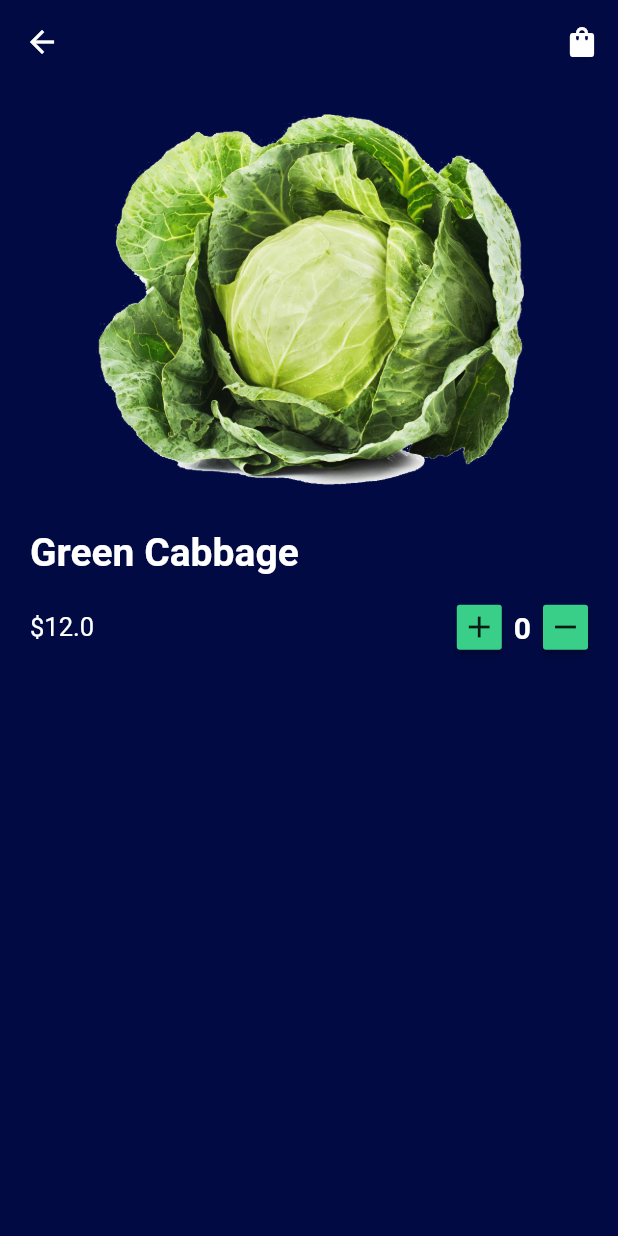
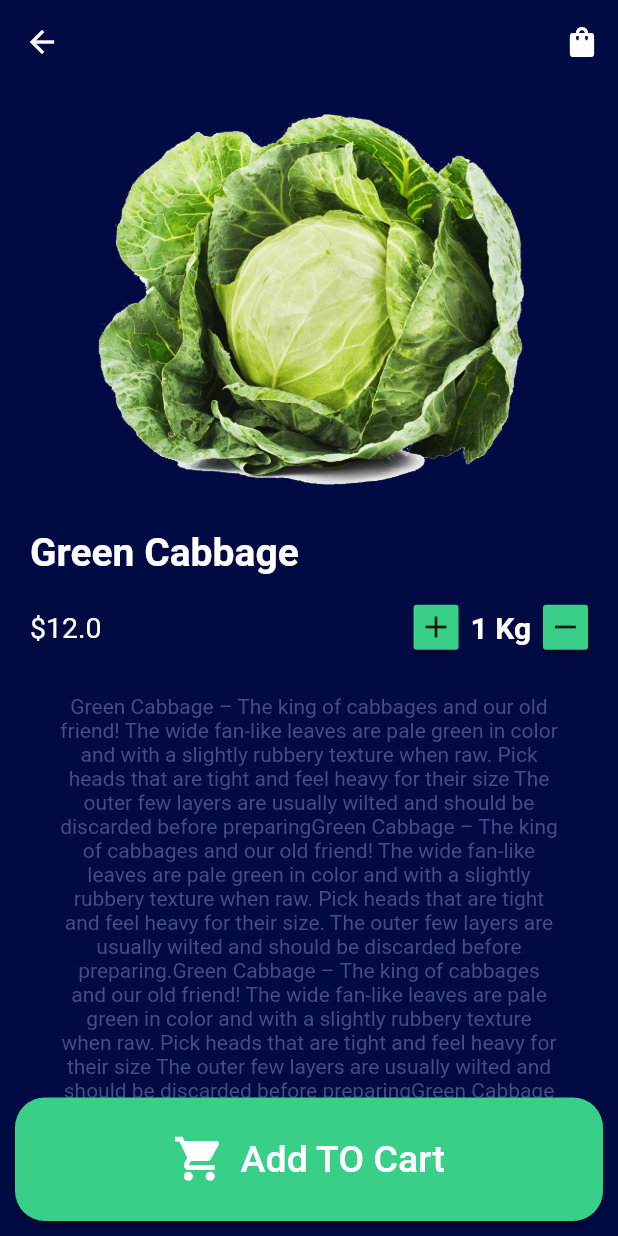
Before and after one commit to AlaaElsweedy/FoodMarketUI, a Flutter app: the DetailScreen screen opened directly with sample values from the repository, after a tap on the "remove" icon, on a phone screen of 412 x 824 dp. Run offline on Flutter 3.47's test engine with Material 2 defaults, Android fonts, the phone set to English and light mode, and no system bars.

Commit message:
finish detail screen

```diff
--- a/lib/screens/detail_screen.dart
+++ b/lib/screens/detail_screen.dart
@@ -28,12 +28,10 @@ class _DetailScreenState extends State<DetailScreen> {
           IconButton(icon: Icon(Icons.shopping_bag_rounded), onPressed: () {}),
         ],
       ),
-      body: Padding(
+      body: Stack(
+        children: [
+          Padding(
             padding: const EdgeInsets.all(20.0),
-        child: Stack(
-          children: [
-            Container(
-              height: size.height * 0.5,
             child: Column(
               crossAxisAlignment: CrossAxisAlignment.start,
               children: [
@@ -57,8 +55,7 @@ class _DetailScreenState extends State<DetailScreen> {
                         children: [
                           Text(
                             "\$${widget.food.foodPrice}",
-                              style:
-                                  TextStyle(color: Colors.white, fontSize: 17),
+                            style: TextStyle(color: Colors.white, fontSize: 19),
                           )
                         ],
                       ),
@@ -70,17 +67,18 @@ class _DetailScreenState extends State<DetailScreen> {
                             child: RaisedButton(
                               padding: EdgeInsets.zero,
                               onPressed: () {
-                                  setState(() {number ++;});
+                                setState(() {
+                                  number++;
+                                });
                               },
                               color: primaryColor,
                               child: Icon(Icons.add),
                             ),
                           ),
                           Padding(
-                              padding:
-                                  const EdgeInsets.symmetric(horizontal: 8),
+                            padding: const EdgeInsets.symmetric(horizontal: 8),
                             child: Text(
-                                "$number",
+                              "$number Kg",
                               style: TextStyle(
                                   color: Colors.white,
                                   fontSize: 20,
@@ -94,10 +92,14 @@ class _DetailScreenState extends State<DetailScreen> {
                               padding: EdgeInsets.zero,
                               onPressed: () {
                                 setState(() {
-                                    if (number == 0) {
-                                      setState(() {number = 0;});
+                                  if (number <= 1) {
+                                    setState(() {
+                                      number = 1;
+                                    });
                                   } else {
-                                      setState(() {number--;});
+                                    setState(() {
+                                      number--;
+                                    });
                                   }
                                 });
                               },
@@ -110,12 +112,72 @@ class _DetailScreenState extends State<DetailScreen> {
                     ],
                   ),
                 ),
+                Expanded(
+                  child: ListView(
+                    children: [
+                      Padding(
+                        padding: const EdgeInsets.symmetric(vertical: 30, horizontal: 20),
+                        child: Text(
+                          "Green Cabbage – The king of cabbages and our old friend!"
+                          " The wide fan-like leaves are pale green in color and with a slightly rubbery texture when raw."
+                          " Pick heads that are tight and feel heavy for their size"
+                          " The outer few layers are usually wilted and should be discarded before preparing"
+                          "Green Cabbage – The king of cabbages and our old friend!"
+                          " The wide fan-like leaves are pale green in color and with a slightly rubbery texture when raw."
+                          " Pick heads that are tight and feel heavy for their size."
+                          " The outer few layers are usually wilted and should be discarded before preparing."
+                              "Green Cabbage – The king of cabbages and our old friend!"
+                              " The wide fan-like leaves are pale green in color and with a slightly rubbery texture when raw."
+                              " Pick heads that are tight and feel heavy for their size"
+                              " The outer few layers are usually wilted and should be discarded before preparing"
+                              "Green Cabbage – The king of cabbages and our old friend!"
+                              " The wide fan-like leaves are pale green in color and with a slightly rubbery texture when raw."
+                              " Pick heads that are tight and feel heavy for their size."
+                              " The outer few layers are usually wilted and should be discarded before preparing.",
+                          textAlign: TextAlign.center,
+                          style: TextStyle(color: thirdColor),
+                        ),
+                      ),
+                      SizedBox(height: 50,),
                     ],
                   ),
                 ),
               ],
             ),
           ),
+          Positioned(
+            bottom: 0,
+            left: 0,
+            right: 0,
+            child: Container(
+              margin: EdgeInsets.symmetric(horizontal: 10, vertical: 10),
+              height: size.height * 0.1,
+              width: double.infinity,
+              child: RaisedButton(
+                color: primaryColor,
+                shape: RoundedRectangleBorder(
+                    borderRadius: BorderRadius.circular(20)),
+                onPressed: () {},
+                child: Row(
+                  mainAxisAlignment: MainAxisAlignment.center,
+                  children: [
+                    Icon(
+                      Icons.shopping_cart,
+                      color: Colors.white,
+                      size: 35,
+                    ),
+                    SizedBox(width: 10),
+                    Text(
+                      "Add TO Cart",
+                      style: TextStyle(color: Colors.white, fontSize: 25),
+                    ),
+                  ],
+                ),
+              ),
+            ),
+          ),
+        ],
+      ),
     );
   }
 }
```
Lines whose indentation alone changed are shown as unchanged.
